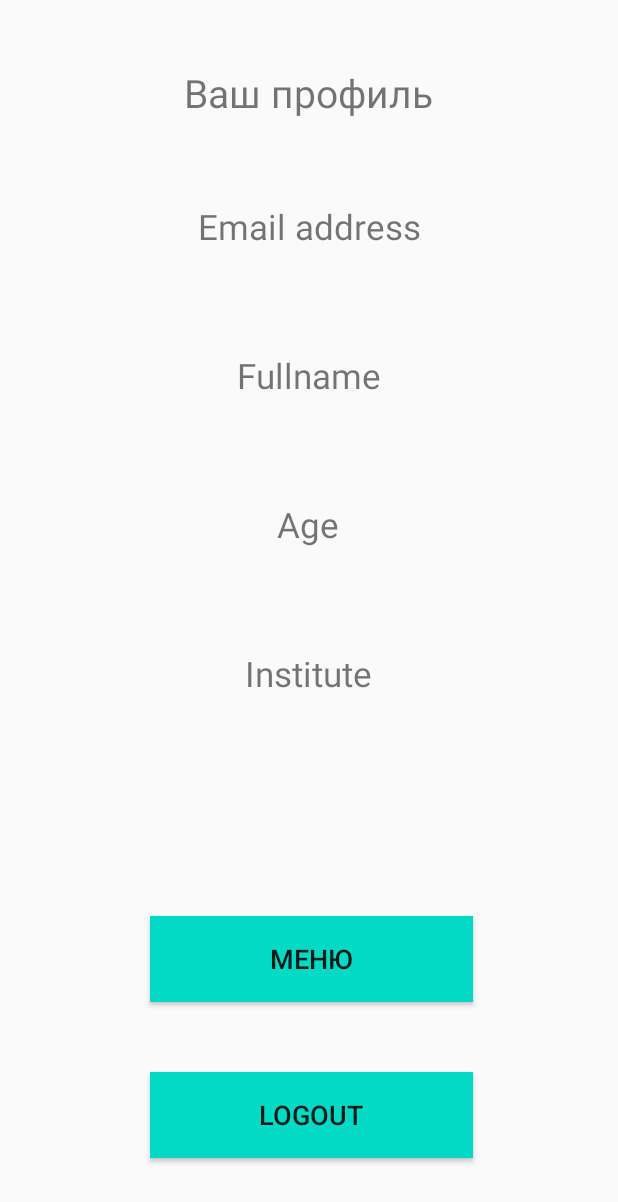
After one commit to baydachok/Mirea_Application, an Android app: the fragment Fragment_profile shown on its own in the app's theme, on a phone screen of 412 x 824 dp. The commit adds this screen. Shown: the top 1202 px of the screen. Run offline under Robolectric (Android 15) with nearby library versions, the phone set to English and light mode, and no system bars; our stand-ins replace Firebase (no records; nobody signed in at launch, a user with empty details on screens opened directly).

Commit message:
1/2 profile

```diff
--- /dev/null
+++ b/app/src/main/java/com/example/mirea_application/Fragment_profile.java
@@ -0,0 +1,40 @@
+package com.example.mirea_application;
+
+import android.os.Bundle;
+
+import androidx.fragment.app.Fragment;
+
+import android.view.LayoutInflater;
+import android.view.View;
+import android.view.ViewGroup;
+
+import com.google.firebase.auth.FirebaseUser;
+import com.google.firebase.database.DatabaseReference;
+
+
+public class Fragment_profile extends Fragment {
+
+    private FirebaseUser user;
+    private DatabaseReference reference;
+
+    private String userID;
+
+
+
+    @Override
+    public void onCreate(Bundle savedInstanceState) {
+        super.onCreate(savedInstanceState);
+
+        /*if (getArguments() != null) {
+            mParam1 = getArguments().getString(ARG_PARAM1);
+            mParam2 = getArguments().getString(ARG_PARAM2);
+        }*/
+    }
+
+    @Override
+    public View onCreateView(LayoutInflater inflater, ViewGroup container,
+                             Bundle savedInstanceState) {
+        // Inflate the layout for this fragment
+        return inflater.inflate(R.layout.fragment_profile, container, false);
+    }
+}
--- a/app/src/main/java/com/example/mirea_application/Fragment_register.java
+++ b/app/src/main/java/com/example/mirea_application/Fragment_register.java
@@ -138,8 +138,7 @@ public class Fragment_register extends Fragment implements View.OnClickListener
 
                                     if (task.isSuccessful()) {
                                         Toast.makeText(getActivity(), "User has been registered successfully!", Toast.LENGTH_LONG).show();
-                                        progressBar.setVisibility(View.GONE
-                                        );
+                                        progressBar.setVisibility(View.GONE);
                                     }else{
                                         Toast.makeText(getActivity(), "Failed to register! Try again!", Toast.LENGTH_LONG).show();
                                         progressBar.setVisibility(View.GONE);
--- /dev/null
+++ b/app/src/main/res/layout/fragment_profile.xml
@@ -0,0 +1,92 @@
+<?xml version="1.0" encoding="utf-8"?>
+<androidx.constraintlayout.widget.ConstraintLayout xmlns:android="http://schemas.android.com/apk/res/android"
+    xmlns:app="http://schemas.android.com/apk/res-auto"
+    xmlns:tools="http://schemas.android.com/tools"
+    android:layout_width="match_parent"
+    android:layout_height="match_parent"
+    tools:context=".Fragment_profile">
+
+    <Button
+        android:id="@+id/profile_menu"
+        android:layout_width="215dp"
+        android:layout_height="57dp"
+        android:layout_marginBottom="156dp"
+        android:background="@color/teal_200"
+        android:text="Меню"
+        android:textSize="18dp"
+        app:layout_constraintBottom_toBottomOf="parent"
+        app:layout_constraintEnd_toEndOf="parent"
+        app:layout_constraintHorizontal_bias="0.508"
+        app:layout_constraintStart_toStartOf="parent" />
+
+    <Button
+        android:id="@+id/profle_logout"
+        android:layout_width="215dp"
+        android:layout_height="57dp"
+        android:layout_marginBottom="52dp"
+        android:background="@color/teal_200"
+        android:text="LOGOUT"
+        android:textSize="18dp"
+        app:layout_constraintBottom_toBottomOf="parent"
+        app:layout_constraintEnd_toEndOf="parent"
+        app:layout_constraintHorizontal_bias="0.509"
+        app:layout_constraintStart_toStartOf="parent" />
+
+    <TextView
+        android:id="@+id/profle_institute"
+        android:layout_width="wrap_content"
+        android:layout_height="wrap_content"
+        android:layout_marginTop="68dp"
+        android:text="Institute"
+        android:textSize="23dp"
+        app:layout_constraintEnd_toEndOf="parent"
+        app:layout_constraintHorizontal_bias="0.498"
+        app:layout_constraintStart_toStartOf="parent"
+        app:layout_constraintTop_toBottomOf="@+id/profile_age" />
+
+    <TextView
+        android:id="@+id/profile_fullname"
+        android:layout_width="wrap_content"
+        android:layout_height="wrap_content"
+        android:layout_marginTop="68dp"
+        android:text="Fullname"
+        android:textSize="23dp"
+        app:layout_constraintEnd_toEndOf="parent"
+        app:layout_constraintStart_toStartOf="parent"
+        app:layout_constraintTop_toBottomOf="@+id/profile_Email" />
+
+    <TextView
+        android:id="@+id/prifile_youProfile"
+        android:layout_width="wrap_content"
+        android:layout_height="wrap_content"
+        android:layout_marginTop="44dp"
+        android:text="Ваш профиль"
+        android:textSize="26dp"
+        app:layout_constraintEnd_toEndOf="parent"
+        app:layout_constraintHorizontal_bias="0.498"
+        app:layout_constraintStart_toStartOf="parent"
+        app:layout_constraintTop_toTopOf="parent" />
+
+    <TextView
+        android:id="@+id/profile_Email"
+        android:layout_width="wrap_content"
+        android:layout_height="wrap_content"
+        android:layout_marginTop="56dp"
+        android:text="Email address"
+        android:textSize="23dp"
+        app:layout_constraintEnd_toEndOf="parent"
+        app:layout_constraintStart_toStartOf="parent"
+        app:layout_constraintTop_toBottomOf="@+id/prifile_youProfile" />
+
+    <TextView
+        android:id="@+id/profile_age"
+        android:layout_width="wrap_content"
+        android:layout_height="wrap_content"
+        android:layout_marginTop="68dp"
+        android:text="Age"
+        android:textSize="23dp"
+        app:layout_constraintEnd_toEndOf="parent"
+        app:layout_constraintHorizontal_bias="0.498"
+        app:layout_constraintStart_toStartOf="parent"
+        app:layout_constraintTop_toBottomOf="@+id/profile_fullname" />
+</androidx.constraintlayout.widget.ConstraintLayout>
```
Also changed, not shown: app/src/main/java/com/example/mirea_application/Fragment_login.java (+97 -7 lines), app/src/main/java/com/example/mirea_application/Fragment_main.java (added, +35 -0 lines), app/src/main/res/layout/fragment_login.xml (+6 -6 lines), app/src/main/res/layout/fragment_main.xml (added, +14 -0 lines).
